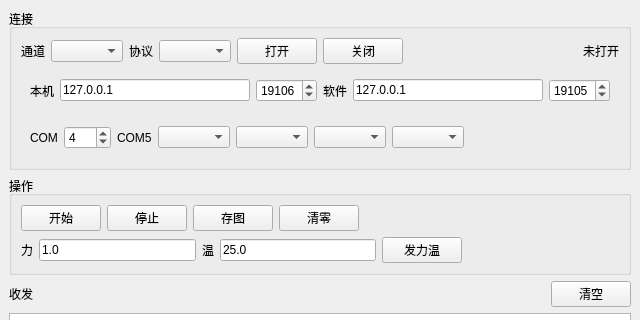
Above: MachinePeer/MainWindow.ui from ge10yue12-netizen/CommHandler before the change; both pictures show x 0 to 640 and y 0 to 320 of the 640 by 520 pixel window. Below: the same form after it.
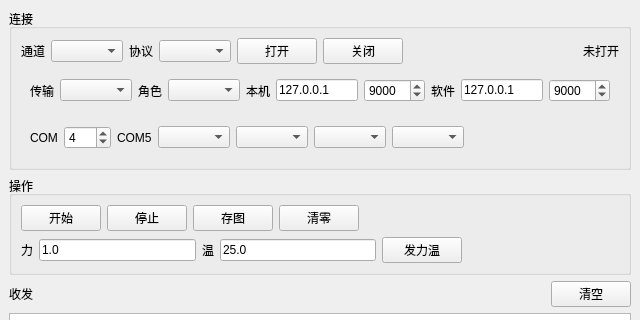
That is the form after the change.

The edit to the form file:
```diff
--- a/MachinePeer/MainWindow.ui
+++ b/MachinePeer/MainWindow.ui
@@ -82,6 +82,26 @@
        <item>
         <widget class="QWidget" name="udpPanel">
          <layout class="QHBoxLayout" name="udpRow">
+          <item>
+           <widget class="QLabel" name="lblTransfer">
+            <property name="text">
+             <string>传输</string>
+            </property>
+           </widget>
+          </item>
+          <item>
+           <widget class="QComboBox" name="cmbTransfer"/>
+          </item>
+          <item>
+           <widget class="QLabel" name="lblModel">
+            <property name="text">
+             <string>角色</string>
+            </property>
+           </widget>
+          </item>
+          <item>
+           <widget class="QComboBox" name="cmbModel"/>
+          </item>
           <item>
            <widget class="QLabel" name="lblLocalIp">
             <property name="text">
@@ -108,7 +128,7 @@
              <number>65535</number>
             </property>
             <property name="value">
-             <number>19106</number>
+             <number>9000</number>
             </property>
            </widget>
           </item>
@@ -138,7 +158,7 @@
              <number>65535</number>
             </property>
             <property name="value">
-             <number>19105</number>
+             <number>9000</number>
             </property>
            </widget>
           </item>
```
